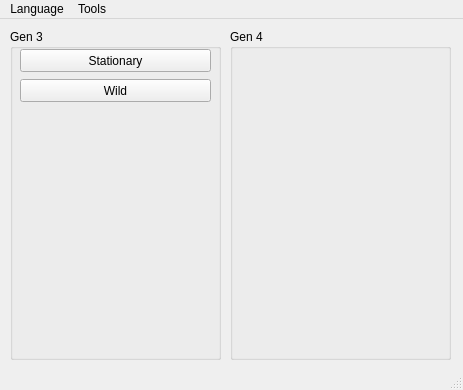
Qt form Forms/MainWindow.ui (Admiral-Fish/PokeFinder) before a commit.
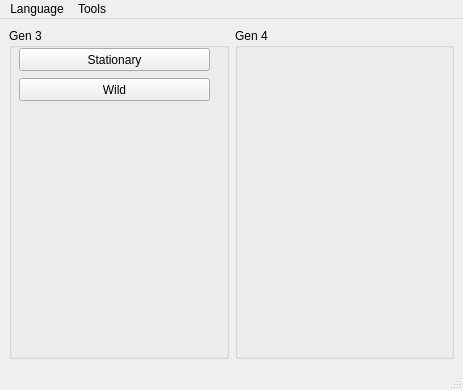
The same form after that commit. Icons and pictures are not drawn.

Commit message: MainWindow resizing

Diff of the .ui file:
```diff
--- a/Forms/MainWindow.ui
+++ b/Forms/MainWindow.ui
@@ -10,6 +10,12 @@
     <height>390</height>
    </rect>
   </property>
+  <property name="minimumSize">
+   <size>
+    <width>463</width>
+    <height>390</height>
+   </size>
+  </property>
   <property name="windowTitle">
    <string notr="true">PokéFinder 1.1.2</string>
   </property>
@@ -18,15 +24,9 @@
     <normaloff>../pokefinder.ico</normaloff>../pokefinder.ico</iconset>
   </property>
   <widget class="QWidget" name="centralwidget">
+   <layout class="QGridLayout" name="gridLayout">
+    <item row="0" column="0">
    <widget class="QGroupBox" name="groupBoxGen3">
-    <property name="geometry">
-     <rect>
-      <x>10</x>
-      <y>10</y>
-      <width>211</width>
-      <height>331</height>
-     </rect>
-    </property>
     <property name="title">
      <string>Gen 3</string>
     </property>
@@ -57,19 +57,15 @@
      </property>
     </widget>
    </widget>
+    </item>
+    <item row="0" column="1">
    <widget class="QGroupBox" name="groupBoxGen4">
-    <property name="geometry">
-     <rect>
-      <x>230</x>
-      <y>10</y>
-      <width>221</width>
-      <height>331</height>
-     </rect>
-    </property>
     <property name="title">
      <string>Gen 4</string>
     </property>
    </widget>
+    </item>
+   </layout>
   </widget>
   <widget class="QMenuBar" name="menubar">
    <property name="geometry">
```
Lines whose indentation alone changed are shown as unchanged.
